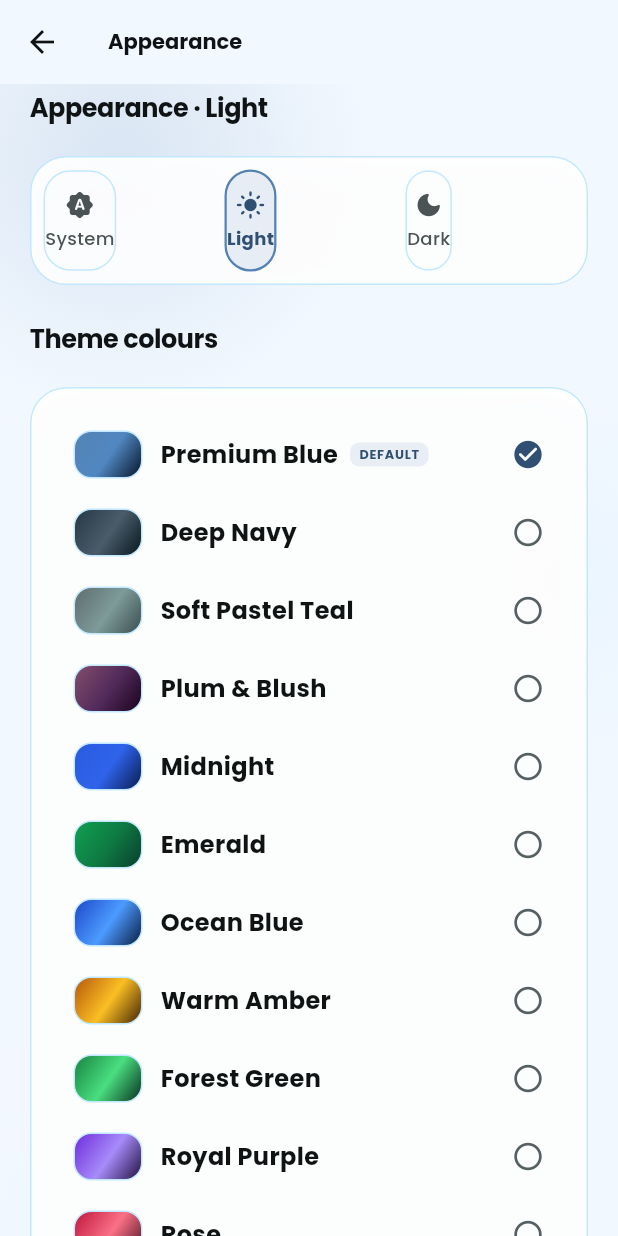
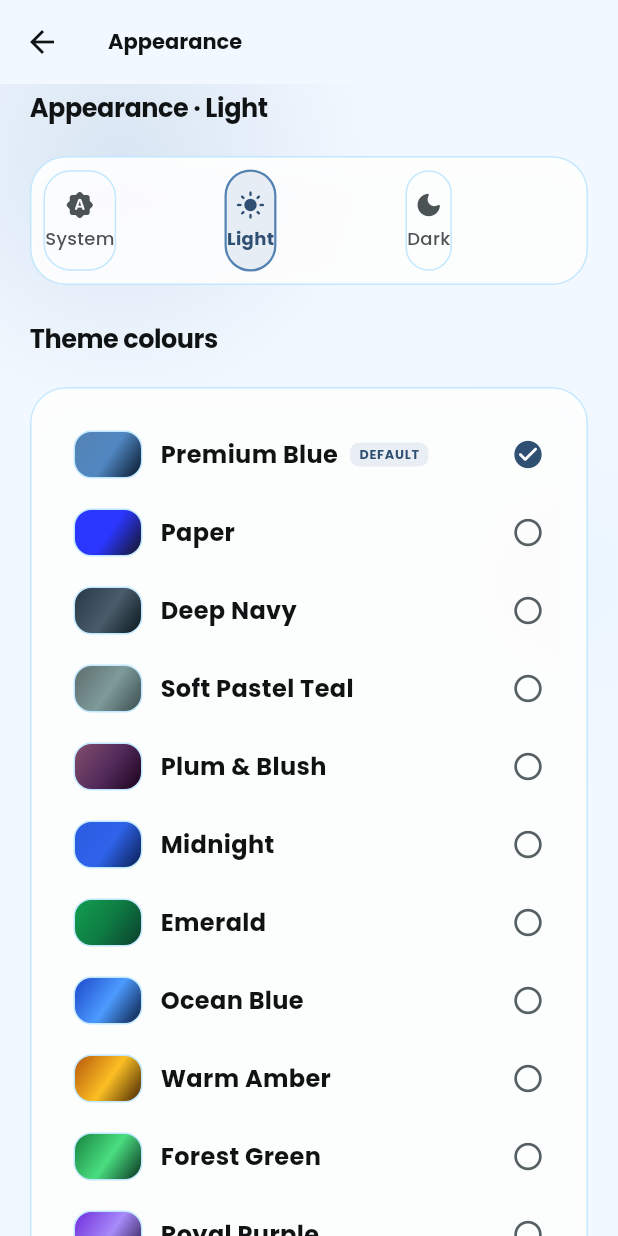
Before and after one commit to Chaitanysai/Spendsense, a Flutter app: the screen it shows once a user with an empty profile is signed in, item 5 of the bottom bar chosen, after a tap on "Appearance", on a phone screen of 412 x 824 dp. Run offline on Flutter 3.47's test engine with Material 3 defaults, Android fonts, the phone set to English and light mode, and no system bars; our stand-ins replace audioplayers, cloud_firestore, connectivity_plus, firebase_auth, firebase_core, fl_chart and 8 more; missing offline and left inert: cryptography, firebase_app_check, flutter_sms_inbox, googleapis; accounts and stored records are empty; project files that could hold a hidden picture were left out.

Commit message:
feat(design): add the Paper palette with Geist typography and settle-in motion
Adds Paper as a fifth selectable palette: warm paper-white tiles on a paper canvas, black ink, a single ultramarine accent, flat surfaces (no glass or gradients) and a near-black dark state.

Typography: bundles Geist 300/400 and Geist Mono 400/500 (SIL OFL 1.1) instead of fetching them at runtime, so the app stays offline-first, and adds a 'Geist (Paper)' preset with an optional mono family for captions.

Motion: hooks the existing PageEntrance stagger into a gentle scale (fromScale) on Home so cards settle in rather than only sliding; reduced motion still renders the settled state with no transition layer.

Fixes a real contrast regression the palette tests caught: the highlight-ink resolver assumed every palette highlight is light, which gave 2.7:1 dark-on-ultramarine (below AA). Palettes can now pin onLimeInk; Paper uses white (6.8:1). Paper is also added to the every-screen render test for both themes.

```diff
--- a/lib/screens/home_screen.dart
+++ b/lib/screens/home_screen.dart
@@ -164,6 +164,9 @@ class _HomeScreenState extends State<HomeScreen> {
                           ).map(
                             (widget) => PageEntrance(
                               index: sectionIndex + 1,
+                              // Paper settles in with a slight scale as well as
+                              // the rise; the entrance itself is shared.
+                              fromScale: 0.985,
                               child: widget,
                             ),
                           ),
--- a/lib/utils/app_colors.dart
+++ b/lib/utils/app_colors.dart
@@ -71,8 +71,10 @@ class AppColors {
     // through blush to ice blue. The ink has to follow the palette's deep stop
     // instead of staying green, or the cycle pill clashes with the world.
     final limeAccent = next.limeAccent;
-    _limeInk =
-        _contrast(limeAccent, next.deep) >= 4.5 ? next.deep : (Colors.black);
+    // A palette may pin its highlight ink (saturated highlights need white);
+    // otherwise keep the contrast-aware deep-stop choice.
+    _limeInk = next.onLimeInk ??
+        (_contrast(limeAccent, next.deep) >= 4.5 ? next.deep : (Colors.black));
   }
 
   /// A dark card tinted with the palette's own brand and accent. The raised
--- a/lib/utils/app_palette.dart
+++ b/lib/utils/app_palette.dart
@@ -105,6 +105,13 @@ class AppPalette {
   /// this flag changes only how cards, heroes, borders and overlays look.
   final bool glass;
 
+  /// Explicit ink for text/icons drawn on [limeAccent].
+  ///
+  /// Most palettes have a *light* highlight, so dark ink is correct. A palette
+  /// with a saturated highlight (Paper's ultramarine) needs white instead. When
+  /// null the contrast-aware resolver picks the deep stop or black.
+  final Color? onLimeInk;
+
   const AppPalette({
     required this.id,
     required this.label,
@@ -124,6 +131,7 @@ class AppPalette {
     required this.darkSurfaceAlt,
     required this.borderDark,
     this.glass = false,
+    this.onLimeInk,
   });
 
   // ── Gradients derived from the ramp ─────────────────────────────────────────
@@ -475,14 +483,41 @@ class AppPalette {
     glass: true,
   );
 
+  /// Paper: warm paper-white tiles, black ink and a single ultramarine accent.
+  ///
+  /// Flat by design — no gradients, no glass, minimal shadow — so numerals and
+  /// rules do the work instead of colour. Money semantics stay unchanged.
+  static const paper = AppPalette(
+    id: 'paper',
+    label: 'Paper',
+    deep: Color(0xFF141416),
+    brand: Color(0xFF2B36FF),
+    bright: Color(0xFF5A63FF),
+    mid: Color(0xFF2B36FF),
+    accent: Color(0xFF2B36FF),
+    warm: Color(0xFFB4531E),
+    background: Color(0xFFE7E5E0),
+    surface: Color(0xFFF8F7F4),
+    surfaceMuted: Color(0xFFEFEDE8),
+    borderLight: Color(0xFFDDD9D1),
+    darkBackground: Color(0xFF121215),
+    darkSurface: Color(0xFF1B1B1F),
+    darkSurfaceAlt: Color(0xFF252529),
+    borderDark: Color(0xFF313137),
+    glass: false,
+    // Ultramarine is a saturated highlight: white ink is the only readable
+    // choice (6.8:1), and dark ink would fail AA.
+    onLimeInk: Colors.white,
+  );
+
   /// Palette used when nothing valid is stored (new installs, reset).
   /// Premium Blue is the 2026 default identity.
   static const AppPalette defaultPalette = premiumBlue;
-
   /// Shown in Settings → Appearance, in this order. The 2026 premium set is
   /// first and Premium Blue is the default / reset target.
   static const List<AppPalette> all = [
     premiumBlue,
+    paper,
     deepNavy,
     softPastelTeal,
     plumBlush,
--- a/lib/utils/app_typography.dart
+++ b/lib/utils/app_typography.dart
@@ -24,6 +24,10 @@ class FontPreset {
   final String displayFamily;
   final String bodyFamily;
 
+  /// Optional monospaced face for captions, times and day letters. Null keeps
+  /// the previous behaviour (the body family) so other presets are unaffected.
+  final String? monoFamily;
+
   /// Licence of the families in this preset.
   final String licence;
 
@@ -33,6 +37,7 @@ class FontPreset {
     required this.description,
     required this.displayFamily,
     required this.bodyFamily,
+    this.monoFamily,
     this.licence = 'SIL Open Font License 1.1',
   });
 
@@ -73,11 +78,23 @@ class FontPreset {
     bodyFamily: 'Outfit',
   );
 
+  /// Paper: thin Geist display numerals over Geist text, with Geist Mono for
+  /// captions and times.
+  static const FontPreset geist = FontPreset(
+    id: 'geist',
+    label: 'Geist (Paper)',
+    description: 'Thin Geist numerals over Geist text, Geist Mono captions.',
+    displayFamily: 'Geist',
+    bodyFamily: 'Geist',
+    monoFamily: 'Geist Mono',
+  );
+
   static const List<FontPreset> all = [
     standard,
     dotMatrix,
     cleanSans,
     modernSans,
+    geist,
   ];
 
   /// Unknown or missing ids resolve to [standard], never to an error.
--- a/lib/widgets/page_entry.dart
+++ b/lib/widgets/page_entry.dart
@@ -181,6 +181,11 @@ class PageEntrance extends StatefulWidget {
   /// Explicit delay override. Takes precedence over [index].
   final Duration? delay;
 
+  /// Optional settle-in scale for the Paper look: the child grows from
+  /// [fromScale] to 1 as it rises. Null keeps the original fade+slide only, so
+  /// every existing caller is unchanged.
+  final double? fromScale;
+
   const PageEntrance({
     super.key,
     required this.child,
@@ -189,6 +194,7 @@ class PageEntrance extends StatefulWidget {
     this.curve = AppMotion.emphasized,
     this.index,
     this.delay,
+    this.fromScale,
   });
 
   @override
@@ -291,6 +297,14 @@ class _PageEntranceState extends State<PageEntrance>
     // the app (and keeping the settled page on the cheap direct-paint path).
     if (_reduced) return widget.child;
 
+    final scale = widget.fromScale;
+    final child = scale == null
+        ? widget.child
+        : ScaleTransition(
+            scale: Tween<double>(begin: scale, end: 1).animate(_curved),
+            child: widget.child,
+          );
+
     return FadeTransition(
       opacity: _curved,
       child: SlideTransition(
@@ -298,7 +312,7 @@ class _PageEntranceState extends State<PageEntrance>
           begin: Offset(0, widget.offset),
           end: Offset.zero,
         ).animate(_curved),
-        child: widget.child,
+        child: child,
       ),
     );
   }
```
Also changed, not shown: pubspec.yaml (+14 -0 lines), assets/fonts/Geist-Light.ttf (added), assets/fonts/Geist-Regular.ttf (added), assets/fonts/GeistMono-Medium.ttf (added), assets/fonts/GeistMono-Regular.ttf (added), 3 other files.
